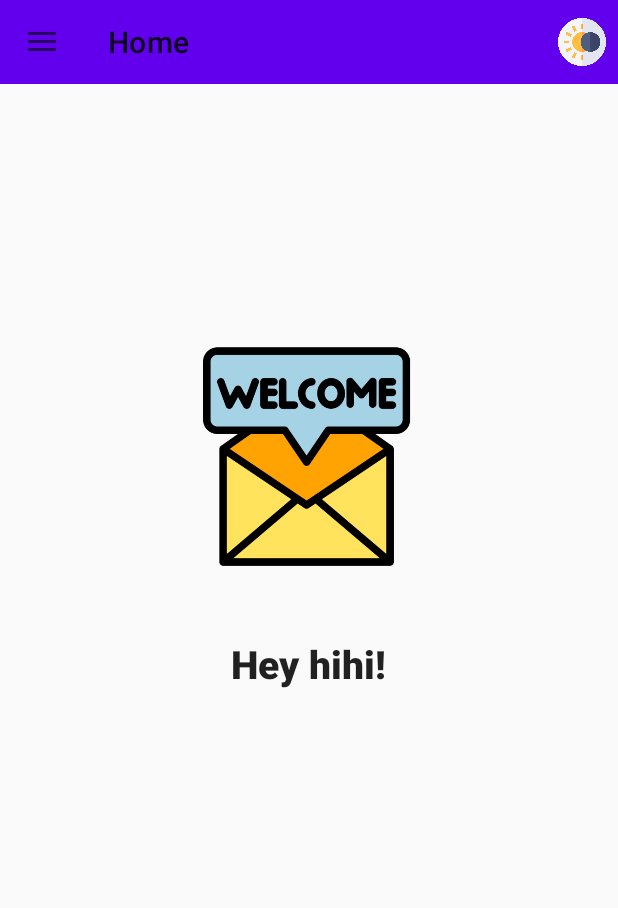
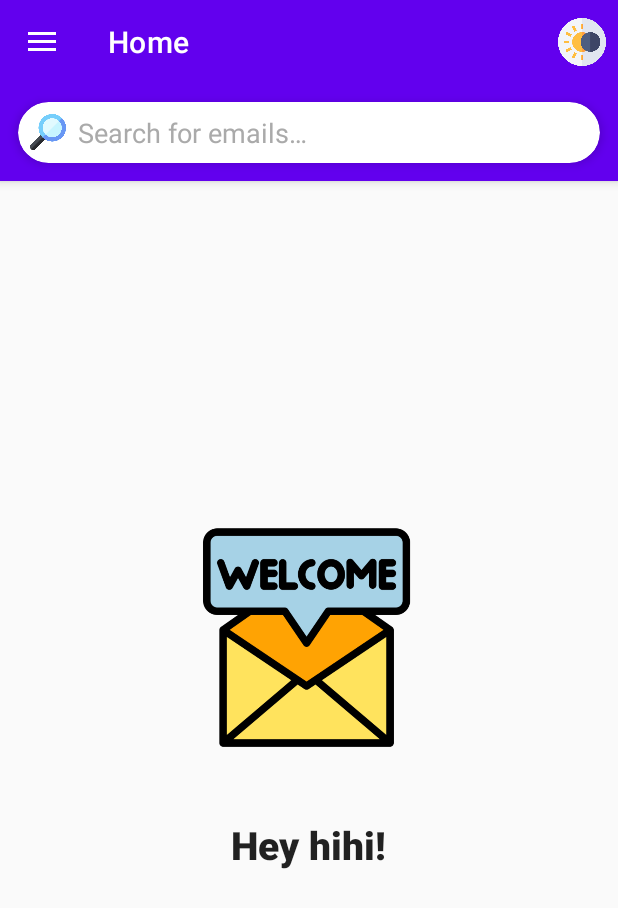
Before and after one commit to MaayanCohen0/GmailAppPart5, an Android app: the MainActivity screen opened directly, with no data from a screen before it, on a phone screen of 412 x 824 dp. Shown: the top 908 px of the screen. Run offline under Robolectric (Android 15) with nearby library versions, the phone set to English and light mode, and no system bars; pictures from the network do not load.

Commit message:
Create a search bar and show search result by query

```diff
--- /dev/null
+++ b/src/AndroidApp/MyEmailApp/app/src/main/res/drawable/ic_search.xml
@@ -0,0 +1,4 @@
+<?xml version="1.0" encoding="utf-8"?>
+<selector xmlns:android="http://schemas.android.com/apk/res/android">
+
+</selector>
--- a/src/AndroidApp/MyEmailApp/app/src/main/res/layout/app_bar_main.xml
+++ b/src/AndroidApp/MyEmailApp/app/src/main/res/layout/app_bar_main.xml
@@ -13,22 +13,21 @@
         android:layout_height="wrap_content"
         android:theme="@style/Theme.MyEmailApp.AppBarOverlay">
 
+        <androidx.appcompat.widget.Toolbar
+            android:id="@+id/toolbar"
+            android:layout_width="match_parent"
+            android:layout_height="?attr/actionBarSize"
+            android:background="?attr/colorPrimary"
+            app:popupTheme="@style/Theme.MyEmailApp.PopupOverlay" />
+
+        <include layout="@layout/search_bar" />
+
     </com.google.android.material.appbar.AppBarLayout>
 
-    <!-- This is where fragments will be loaded -->
     <FrameLayout
         android:id="@+id/fragment_container"
         android:layout_width="match_parent"
         android:layout_height="match_parent"
         app:layout_behavior="@string/appbar_scrolling_view_behavior" />
 
-    <androidx.appcompat.widget.Toolbar
-        android:id="@+id/toolbar"
-        android:layout_width="match_parent"
-        android:layout_height="?attr/actionBarSize"
-        android:background="?attr/colorPrimary"
-        app:layout_anchor="@+id/toolbar"
-        app:layout_anchorGravity="center"
-        app:popupTheme="@style/Theme.MyEmailApp.PopupOverlay" />
-
 </androidx.coordinatorlayout.widget.CoordinatorLayout>
--- /dev/null
+++ b/src/AndroidApp/MyEmailApp/app/src/main/res/layout/search_bar.xml
@@ -0,0 +1,37 @@
+<?xml version="1.0" encoding="utf-8"?>
+<androidx.cardview.widget.CardView xmlns:android="http://schemas.android.com/apk/res/android"
+    xmlns:app="http://schemas.android.com/apk/res-auto"
+    android:layout_width="match_parent"
+    android:layout_height="wrap_content"
+    android:layout_margin="12dp"
+    app:cardCornerRadius="24dp"
+    app:cardElevation="4dp">
+
+    <LinearLayout
+        android:layout_width="match_parent"
+        android:layout_height="wrap_content"
+        android:orientation="horizontal"
+        android:gravity="center_vertical"
+        android:padding="8dp">
+
+        <ImageView
+            android:layout_width="24dp"
+            android:layout_height="24dp"
+            android:src="@drawable/search_view"
+            android:contentDescription="@string/search_icon_desc" />
+
+        <EditText
+            android:id="@+id/search_input"
+            android:layout_width="0dp"
+            android:layout_height="wrap_content"
+            android:layout_weight="1"
+            android:layout_marginStart="8dp"
+            android:background="@android:color/transparent"
+            android:hint="@string/search_hint"
+            android:inputType="text"
+            android:textColor="@android:color/black"
+            android:textColorHint="@android:color/darker_gray"
+            android:imeOptions="actionSearch" />
+    </LinearLayout>
+
+</androidx.cardview.widget.CardView>
--- a/src/AndroidApp/MyEmailApp/app/src/main/res/values/strings.xml
+++ b/src/AndroidApp/MyEmailApp/app/src/main/res/values/strings.xml
@@ -186,4 +186,14 @@
     <string name="home_greeting">Hey %1$s!</string>
     <string name="username_default">hihi</string>
 
+    <string name="search_hint">Search for emails…</string>
+    <string name="search_icon_desc">Search icon</string>
+
+    <string name="toolbar_title_search_results">Search Results</string>
+    <string name="search_placeholder">Search for email content</string>
+    <string name="no_mails_with_content">No emails found with that content.</string>
+    <string name="no_label_found">No matching label found for this email.</string>
+    <string name="no_query_results">No emails found matching this search query.</string>
+
+
 </resources>
```
Also changed, not shown: src/AndroidApp/MyEmailApp/app/src/main/java/com/example/myemailapp/MainActivity.java (+41 -0 lines), src/AndroidApp/MyEmailApp/app/src/main/java/com/example/myemailapp/fragments/SearchResultFragment.java (+7 -0 lines), src/AndroidApp/MyEmailApp/app/src/main/java/com/example/myemailapp/repository/InboxRepository.java (+47 -0 lines), src/AndroidApp/MyEmailApp/app/src/main/java/com/example/myemailapp/repository/SearchRepository.java (added, +179 -0 lines), src/AndroidApp/MyEmailApp/app/src/main/java/com/example/myemailapp/viewmodel/SearchQueryViewModel.java (added, +122 -0 lines), src/AndroidApp/MyEmailApp/app/src/main/java/com/example/myemailapp/viewmodel/SearchResultViewModel.java (+6 -1 lines), src/AndroidApp/MyEmailApp/app/src/main/res/layout/fragment_search_result_query.xml (added, +56 -0 lines), 2 other files.
